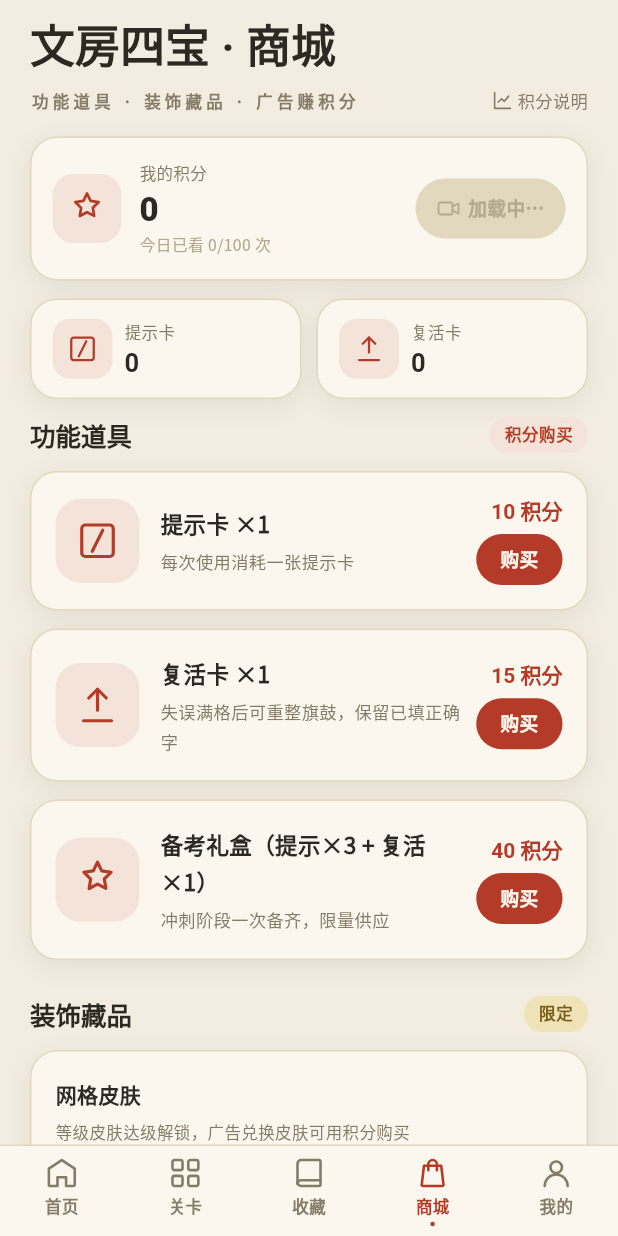
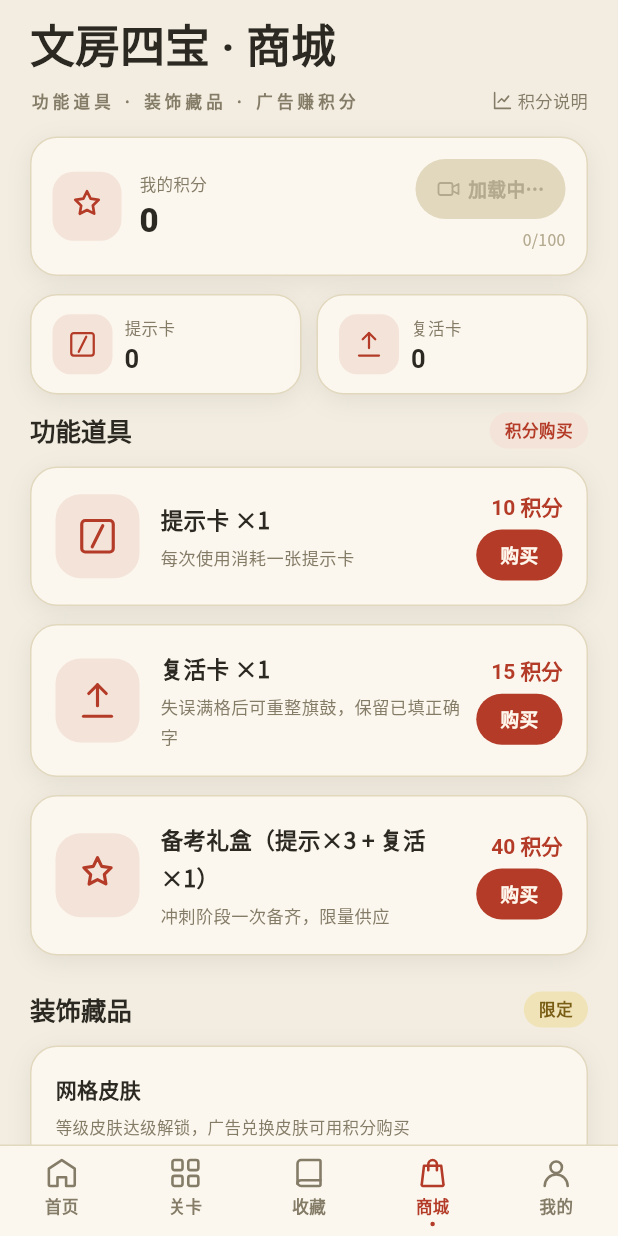
Before and after one commit to warrior2005/idiom_crossword, a Flutter app: the screen it shows after launch, item 4 of the bottom bar chosen, on a phone screen of 412 x 824 dp. Run offline on Flutter 3.47's test engine with Material 3 defaults, Android fonts, the phone set to English and light mode, and no system bars; our stand-ins replace audioplayers, drift, flutter_riverpod, flutter_svg, google_mobile_ads, logger; missing offline and left inert: app_tracking_transparency, games_services, sqlite3; accounts and stored records are empty; generated files the repository leaves out were written again; Roboto replaces fonts that are missing (Noto Serif SC); statements that could not run were skipped.

Commit message:
商城积分卡文案、皮肤排序与横幅固定

```diff
--- a/lib/src/ui/screens/shop_screen.dart
+++ b/lib/src/ui/screens/shop_screen.dart
@@ -75,14 +75,23 @@ class _ShopScreenState extends ConsumerState<ShopScreen> {
     showDialog<void>(
       context: context,
       builder: (dialogContext) => AlertDialog(
-        title: Text('积分说明', style: displayStyle(size: 20, weight: FontWeight.w700)),
+        title: Text(
+          '积分说明',
+          style: displayStyle(size: 20, weight: FontWeight.w700),
+        ),
         content: Column(
           mainAxisSize: MainAxisSize.min,
           crossAxisAlignment: CrossAxisAlignment.start,
           children: [
-            _guideLine('激励广告', '观看完成 +3 积分；每天最多 100 次，前 10 次冷却 1 分钟，之后每次冷却 2 分钟。'),
+            _guideLine(
+              '激励广告',
+              '观看完成 +3 积分；每天最多 100 次，前 10 次冷却 1 分钟，之后每次冷却 2 分钟。',
+            ),
             _guideLine('插屏广告', '通关结算前随机展示，单次观看满 10 秒 +2 积分。'),
-            _guideLine('横幅广告', '关卡/收藏/商城底部常驻，每累计观看 1 分钟 +1 积分，每天上限 $kMaxBannerPointsPerDay 积分。'),
+            _guideLine(
+              '横幅广告',
+              '关卡/收藏/商城底部常驻，每累计观看 1 分钟 +1 积分，每天上限 $kMaxBannerPointsPerDay 积分。',
+            ),
             _guideLine('积分用途', '兑换提示卡、复活卡、备考礼盒与广告兑换网格皮肤。'),
           ],
         ),
@@ -115,9 +124,7 @@ class _ShopScreenState extends ConsumerState<ShopScreen> {
   }
 
   Future<void> _refreshAdStatus() async {
-    final status = await ref
-        .read(playerProvider.notifier)
-        .rewardedAdStatus();
+    final status = await ref.read(playerProvider.notifier).rewardedAdStatus();
     if (!mounted) return;
     setState(() {
       _watchedToday = status.countToday;
@@ -185,7 +192,11 @@ class _ShopScreenState extends ConsumerState<ShopScreen> {
     _showSnack('购买成功：${parts.join(' + ')}');
   }
 
-  Future<void> _onSkinTap(BuildContext context, WidgetRef ref, String id) async {
+  Future<void> _onSkinTap(
+    BuildContext context,
+    WidgetRef ref,
+    String id,
+  ) async {
     final notifier = ref.read(playerProvider.notifier);
     final player = ref.read(playerProvider);
     final skin = gridSkinById(id);
@@ -193,7 +204,8 @@ class _ShopScreenState extends ConsumerState<ShopScreen> {
     final isOwned =
         id == 'paper' ||
         player.ownedDecorations.contains('grid_skin_$id') ||
-        (id == 'qinghua' && player.ownedDecorations.contains('grid_skin_dragon'));
+        (id == 'qinghua' &&
+            player.ownedDecorations.contains('grid_skin_dragon'));
     if (skin?.source == 'level') {
       // 等级皮肤：升级奖励解锁后才可切换
       if (!isOwned) {
@@ -236,6 +248,9 @@ class _ShopScreenState extends ConsumerState<ShopScreen> {
     return Scaffold(
       backgroundColor: AppColors.bg,
       body: SafeArea(
+        child: Column(
+          children: [
+            Expanded(
               child: ListView(
                 padding: const EdgeInsets.fromLTRB(20, 10, 20, 24),
                 children: [
@@ -256,7 +271,10 @@ class _ShopScreenState extends ConsumerState<ShopScreen> {
                             const SizedBox(width: 3),
                             Text(
                               '积分说明',
-                        style: bodyStyle(size: 11.5, color: AppColors.muted),
+                              style: bodyStyle(
+                                size: 11.5,
+                                color: AppColors.muted,
+                              ),
                             ),
                           ],
                         ),
@@ -291,7 +309,10 @@ class _ShopScreenState extends ConsumerState<ShopScreen> {
                       ),
                     ],
                   ),
-            const SectionTitle(title: '功能道具', trailing: BadgeSoft('积分购买')),
+                  const SectionTitle(
+                    title: '功能道具',
+                    trailing: BadgeSoft('积分购买'),
+                  ),
                   _PackCard(
                     iconName: 'pen',
                     name: '提示卡 ×1',
@@ -338,7 +359,6 @@ class _ShopScreenState extends ConsumerState<ShopScreen> {
                     active: player.activeGridSkin,
                     onSelect: (id) => _onSkinTap(context, ref, id),
                   ),
-            BannerAdView(active: widget.bannerActive),
                   const SizedBox(height: 8),
                   const Center(
                     child: Text(
@@ -350,6 +370,10 @@ class _ShopScreenState extends ConsumerState<ShopScreen> {
                       ),
                     ),
                   ),
+                ],
+              ),
+            ),
+            BannerAdView(active: widget.bannerActive),
           ],
         ),
       ),
@@ -380,15 +404,6 @@ class _PointsCard extends StatelessWidget {
 
   @override
   Widget build(BuildContext context) {
-    final String statusText;
-    if (maxReached) {
-      statusText = '今日激励广告已达上限（$watchedToday/$kRewardedAdMaxPerDay）';
-    } else if (cooldownSeconds > 0) {
-      statusText = '下次观看：${_formatCooldown(cooldownSeconds)}';
-    } else {
-      statusText = '今日已看 $watchedToday/$kRewardedAdMaxPerDay 次';
-    }
-
     return AppCard(
       padding: const EdgeInsets.all(14),
       child: Row(
@@ -409,18 +424,21 @@ class _PointsCard extends StatelessWidget {
             child: Column(
               crossAxisAlignment: CrossAxisAlignment.start,
               children: [
-                Text('我的积分', style: bodyStyle(size: 11, color: AppColors.muted)),
+                Text(
+                  '我的积分',
+                  style: bodyStyle(size: 11, color: AppColors.muted),
+                ),
                 Text(
                   '$points',
                   style: displayStyle(size: 22, weight: FontWeight.w800),
                 ),
-                Text(
-                  statusText,
-                  style: bodyStyle(size: 10.5, color: AppColors.faint),
-                ),
               ],
             ),
           ),
+          Column(
+            crossAxisAlignment: CrossAxisAlignment.end,
+            mainAxisSize: MainAxisSize.min,
+            children: [
               ValueListenableBuilder<bool>(
                 valueListenable: AdManager().isRewardedAdReadyNotifier,
                 builder: (context, isAdReady, child) {
@@ -466,6 +484,13 @@ class _PointsCard extends StatelessWidget {
                     ),
                   );
                 },
+              ),
+              const SizedBox(height: 5),
+              Text(
+                '$watchedToday/$kRewardedAdMaxPerDay',
+                style: bodyStyle(size: 10.5, color: AppColors.faint),
+              ),
+            ],
           ),
         ],
       ),
@@ -605,6 +630,11 @@ class _SkinsCard extends StatelessWidget {
 
   @override
   Widget build(BuildContext context) {
+    final adSkins = gridSkins.where((s) => s.source == 'ads').toList()
+      ..sort(
+        (a, b) =>
+            (kAdSkinPoints[a.id] ?? 0).compareTo(kAdSkinPoints[b.id] ?? 0),
+      );
     return AppCard(
       padding: const EdgeInsets.all(16),
       margin: const EdgeInsets.only(bottom: 12),
@@ -625,8 +655,7 @@ class _SkinsCard extends StatelessWidget {
           const SizedBox(height: 6),
           Text('广告兑换', style: bodyStyle(size: 11.5, color: AppColors.muted)),
           const SizedBox(height: 6),
-          for (final skin in gridSkins.where((s) => s.source == 'ads'))
-            _skinTile(skin),
+          for (final skin in adSkins) _skinTile(skin),
         ],
       ),
     );
```
Also changed, not shown: 2 other files. Lines whose indentation alone changed are shown as unchanged.
